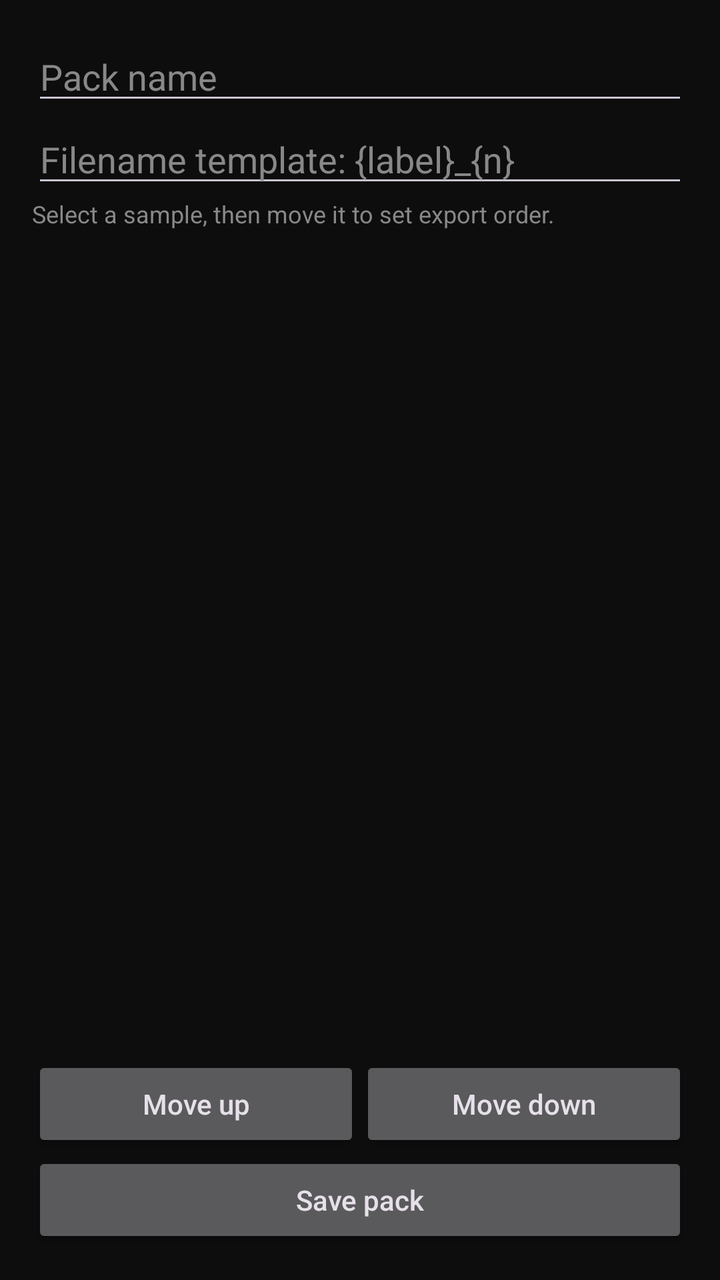
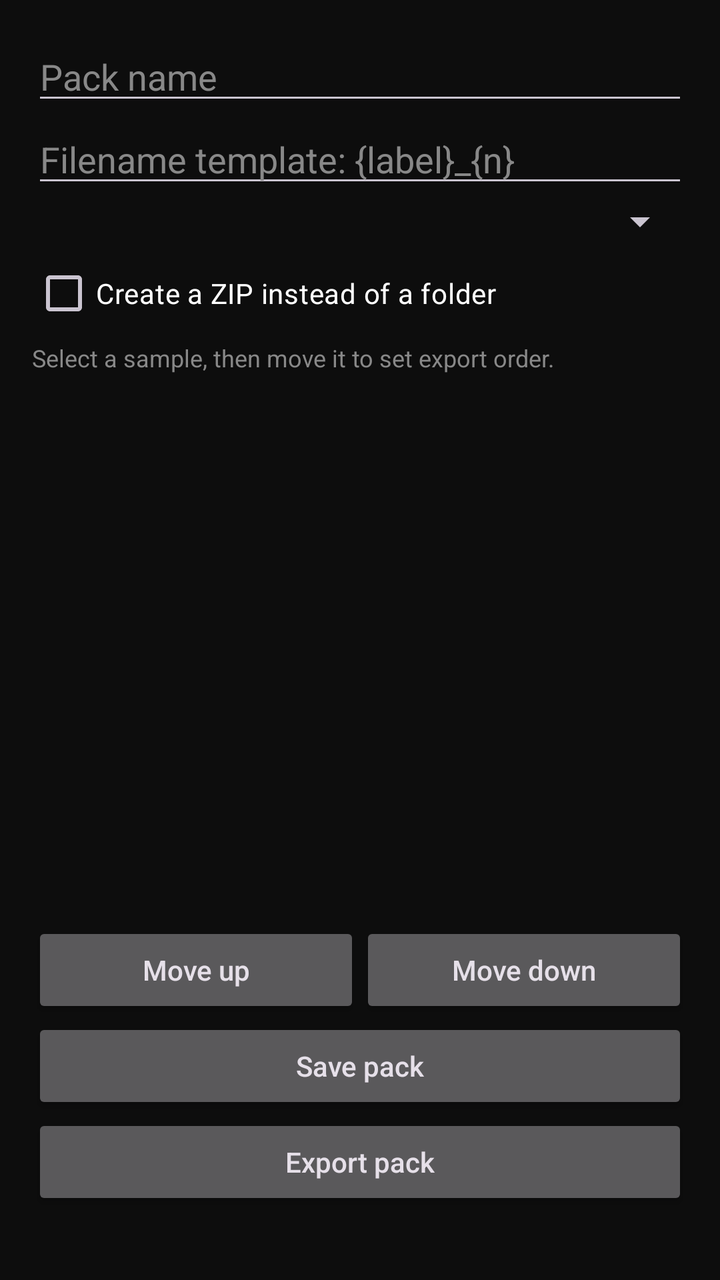

Two renders of the same Android screen: before a commit and after it. Below are the layout's source before the change and the commit's diff.
<!-- AndroidManifest.xml: application theme Theme.Ytmp3 -->
<!-- res/layout/activity_pack_builder.xml -->
<?xml version="1.0" encoding="utf-8"?>
<LinearLayout xmlns:android="http://schemas.android.com/apk/res/android"
    android:layout_width="match_parent"
    android:layout_height="match_parent"
    android:background="#0D0D0D"
    android:orientation="vertical"
    android:padding="16dp">

    <EditText android:id="@+id/et_pack_name" android:layout_width="match_parent" android:layout_height="wrap_content"
        android:hint="Pack name" android:inputType="text" android:textColor="#FFFFFF" android:textColorHint="#888888" />
    <EditText android:id="@+id/et_filename_template" android:layout_width="match_parent" android:layout_height="wrap_content"
        android:hint="Filename template: {label}_{n}" android:inputType="text" android:textColor="#FFFFFF" android:textColorHint="#888888" />
    <TextView android:layout_width="match_parent" android:layout_height="wrap_content" android:text="Select a sample, then move it to set export order."
        android:textColor="#888888" android:textSize="12sp" />
    <ListView android:id="@+id/lv_pack_samples" android:layout_width="match_parent" android:layout_height="0dp" android:layout_weight="1"
        android:choiceMode="singleChoice" android:divider="#333333" android:dividerHeight="1dp" />
    <LinearLayout android:layout_width="match_parent" android:layout_height="wrap_content" android:orientation="horizontal">
        <Button android:id="@+id/btn_move_up" android:layout_width="0dp" android:layout_height="wrap_content" android:layout_weight="1" android:text="Move up" android:textAllCaps="false" />
        <Button android:id="@+id/btn_move_down" android:layout_width="0dp" android:layout_height="wrap_content" android:layout_weight="1" android:text="Move down" android:textAllCaps="false" />
    </LinearLayout>
    <Button android:id="@+id/btn_save_pack" android:layout_width="match_parent" android:layout_height="wrap_content" android:text="Save pack" android:textAllCaps="false" />
</LinearLayout>
<!-- resources referenced by this layout -->
<resources>
  <style name="Theme.Ytmp3" parent="Theme.Material3.Dark.NoActionBar">
          <item name="colorPrimary">#CC0000</item>
          <item name="colorOnPrimary">#FFFFFF</item>
          <item name="colorSurface">#0D0D0D</item>
          <item name="colorOnSurface">#FFFFFF</item>
          <item name="android:windowBackground">#0D0D0D</item>
          <item name="android:statusBarColor">#0D0D0D</item>
          <item name="android:navigationBarColor">#0D0D0D</item>
      </style>
</resources>

<!-- the commit's change to res/layout/activity_pack_builder.xml (unified diff, before → after) -->
@@ -10,6 +10,9 @@
         android:hint="Pack name" android:inputType="text" android:textColor="#FFFFFF" android:textColorHint="#888888" />
     <EditText android:id="@+id/et_filename_template" android:layout_width="match_parent" android:layout_height="wrap_content"
         android:hint="Filename template: {label}_{n}" android:inputType="text" android:textColor="#FFFFFF" android:textColorHint="#888888" />
+    <Spinner android:id="@+id/sp_export_format" android:layout_width="match_parent" android:layout_height="wrap_content" />
+    <CheckBox android:id="@+id/cb_zip_export" android:layout_width="match_parent" android:layout_height="wrap_content"
+        android:text="Create a ZIP instead of a folder" android:textColor="#FFFFFF" />
     <TextView android:layout_width="match_parent" android:layout_height="wrap_content" android:text="Select a sample, then move it to set export order."
         android:textColor="#888888" android:textSize="12sp" />
     <ListView android:id="@+id/lv_pack_samples" android:layout_width="match_parent" android:layout_height="0dp" android:layout_weight="1"
@@ -19,4 +22,6 @@
         <Button android:id="@+id/btn_move_down" android:layout_width="0dp" android:layout_height="wrap_content" android:layout_weight="1" android:text="Move down" android:textAllCaps="false" />
     </LinearLayout>
     <Button android:id="@+id/btn_save_pack" android:layout_width="match_parent" android:layout_height="wrap_content" android:text="Save pack" android:textAllCaps="false" />
+    <Button android:id="@+id/btn_export_pack" android:layout_width="match_parent" android:layout_height="wrap_content" android:text="Export pack" android:textAllCaps="false" />
+    <TextView android:id="@+id/tv_export_progress" android:layout_width="match_parent" android:layout_height="wrap_content" android:textColor="#FFFFFF" />
 </LinearLayout>
